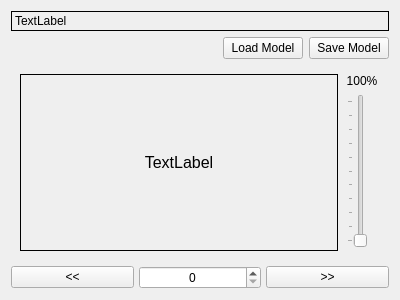
This is ui/markupform.ui in drafterleo/pie-poem as Qt 5 draws it before an edit. The edited form follows.
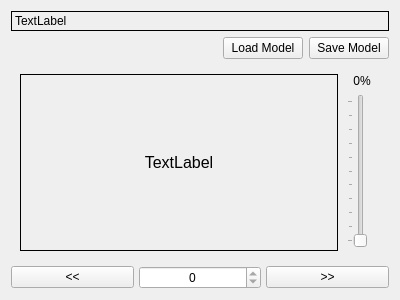
This is the edited form.

```diff
--- a/ui/markupform.ui
+++ b/ui/markupform.ui
@@ -105,7 +105,7 @@
            </size>
           </property>
           <property name="text">
-           <string>100%</string>
+           <string>0%</string>
           </property>
           <property name="alignment">
            <set>Qt::AlignCenter</set>
@@ -156,6 +156,9 @@
        <property name="alignment">
         <set>Qt::AlignCenter</set>
        </property>
+       <property name="maximum">
+        <number>0</number>
+       </property>
       </widget>
      </item>
      <item>
```
